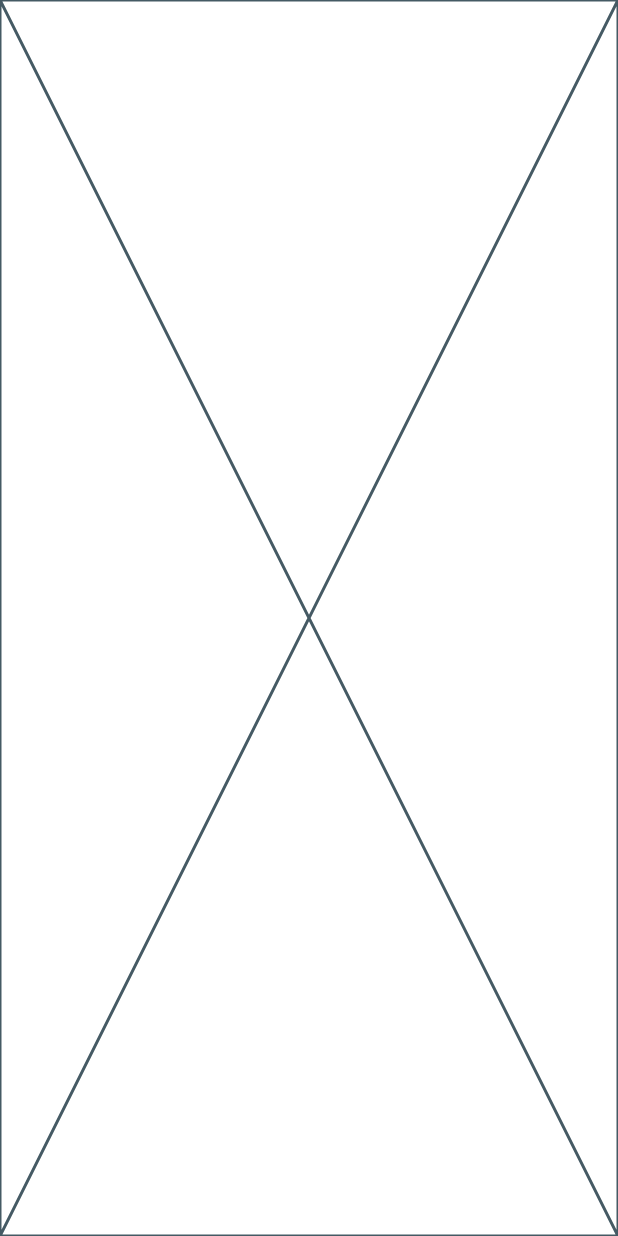
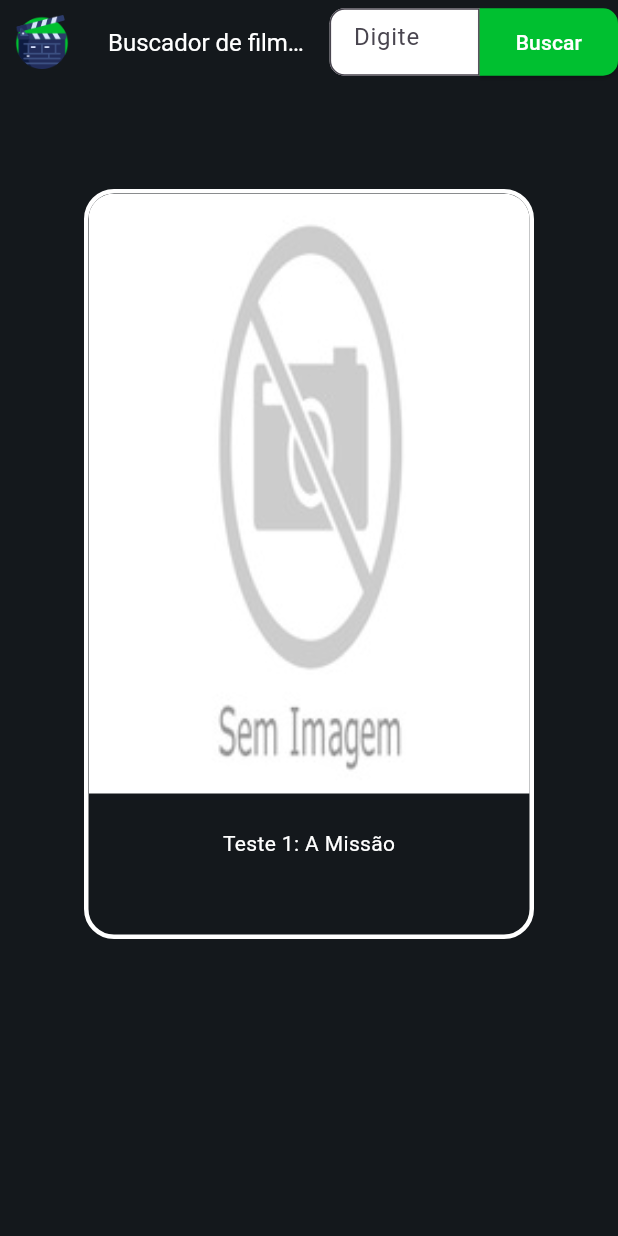
Before and after one commit to victoramos1/buscador-filmes-flutter, a Flutter app: the screen it shows after launch, on a phone screen of 412 x 824 dp. Run offline on Flutter 3.47's test engine with Material 3 defaults, Android fonts, the light colour scheme and no system bars.

Commit message:
Parte visual finalizada

```diff
--- a/lib/app.dart
+++ /dev/null
@@ -1,15 +0,0 @@
-import 'package:flutter/material.dart';
-
-class App extends StatefulWidget {
-  const App({super.key});
-
-  @override
-  State<App> createState() => _AppState();
-}
-
-class _AppState extends State<App> {
-  @override
-  Widget build(BuildContext context) {
-    return const Placeholder();
-  }
-}
--- a/lib/main.dart
+++ b/lib/main.dart
@@ -1,9 +1,11 @@
 import 'package:flutter/material.dart';
-import 'app.dart';
+import 'paginaInicial.dart';
+import 'detalhes.dart';
 
 void main(){
   runApp(MaterialApp(
+    debugShowCheckedModeBanner: false,
     title: "Buscador de filmes",
-    home: App(),
+    home: PaginaInicial(),
   ));
 }
--- /dev/null
+++ b/lib/paginaInicial.dart
@@ -0,0 +1,115 @@
+import 'package:flutter/material.dart';
+
+class PaginaInicial extends StatefulWidget {
+  const PaginaInicial({super.key});
+
+  @override
+  State<PaginaInicial> createState() => _PaginaInicialState();
+}
+
+class _PaginaInicialState extends State<PaginaInicial> {
+  @override
+  Widget build(BuildContext context) {
+    return Scaffold(
+      appBar: AppBar(
+        leading: Padding(
+          padding: EdgeInsets.all(10),
+          child: Image.asset("imagens/icone.png"),
+        ),
+        title: Text("Buscador de filmes",
+          style: TextStyle(
+            color: Colors.white,
+            fontSize: 16
+          ),
+        ),
+        backgroundColor: Color(0xff14181c),
+        actions: [
+          Container(
+            width: 100,
+            height: 45,
+            child: TextField(
+              decoration: InputDecoration(
+                filled: true,
+                fillColor: Colors.white,
+                hintText: "Digite",
+                border: OutlineInputBorder(
+                  borderRadius: BorderRadius.only(
+                    topLeft: Radius.circular(10),
+                    bottomLeft: Radius.circular(10)
+                  )
+                )
+              ),
+            ),
+          ),
+          ElevatedButton(
+            style: ElevatedButton.styleFrom(
+              minimumSize: Size(25, 45),
+              backgroundColor: Color(0xff00c030),
+              shape: RoundedRectangleBorder(
+                borderRadius: BorderRadius.only(
+                  topRight: Radius.circular(10),
+                  bottomRight: Radius.circular(10)
+                )
+              )
+            ),
+            onPressed: (){},
+            child: Text("Buscar",
+              style: TextStyle(
+                color: Colors.white
+              ),
+            ),
+          )
+        ],
+      ),
+      body: Container(
+        color: Color(0xff14181c),
+        child: Center(
+          child: Column(
+            children: [
+              Padding(
+                padding: EdgeInsets.only(top: 70),
+                child: Container(
+                  decoration: BoxDecoration(
+                    border: Border.all(
+                      color: Colors.white,
+                      width: 3
+                    ),
+                    borderRadius: BorderRadius.circular(20),
+                    color: Color(0xff14181c)
+                  ),
+                  width: 300,
+                  height: 500,
+                  child: Column(
+                    children: [
+                      ClipRRect(
+                        borderRadius: BorderRadius.vertical(
+                          top: Radius.circular(17),
+                        ),
+                        child: Image.asset(
+                          "imagens/sem-imagem.jpg",
+                          height: 400,
+                          width: double.infinity,
+                          fit: BoxFit.cover,
+                        ),
+                      ),
+                      Padding(
+                        padding: const EdgeInsets.all(8.0),
+                        child: Padding(
+                          padding: EdgeInsets.only(top: 15),
+                          child: Text(
+                            "Teste 1: A Missão",
+                            style: TextStyle(color: Colors.white),
+                          ),
+                        )
+                      ),
+                    ],
+                  ),
+                ),
+              )
+            ],
+          ),
+        ),
+      ),
+    );
+  }
+}
--- a/pubspec.yaml
+++ b/pubspec.yaml
@@ -61,6 +61,9 @@ flutter:
   # assets:
   #   - images/a_dot_burr.jpeg
   #   - images/a_dot_ham.jpeg
+  assets:
+    - imagens/icone.png
+    - imagens/sem-imagem.jpg
 
   # An image asset can refer to one or more resolution-specific "variants", see
   # https://flutter.dev/to/resolution-aware-images
```
Also changed, not shown: lib/detalhes.dart (added, +107 -0 lines), imagens/icone.png (added), imagens/sem-imagem.jpg (added).
